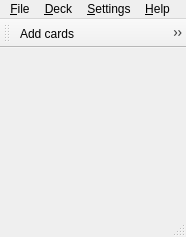
The window that mnemosyne/mnemosyne/pyqt_ui/main_window.ui (vasvlad/pomni) describes before a commit, drawn with Qt 5.
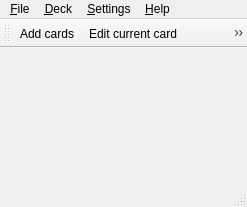
The same window after the commit. Icons and pictures are not drawn.

What changed in the file:
```diff
--- a/mnemosyne/mnemosyne/pyqt_ui/main_window.ui
+++ b/mnemosyne/mnemosyne/pyqt_ui/main_window.ui
@@ -5,8 +5,8 @@
    <rect>
     <x>0</x>
     <y>0</y>
-    <width>186</width>
-    <height>237</height>
+    <width>247</width>
+    <height>207</height>
    </rect>
   </property>
   <property name="sizePolicy" >
@@ -28,7 +28,7 @@
     <rect>
      <x>0</x>
      <y>0</y>
-     <width>186</width>
+     <width>247</width>
      <height>25</height>
     </rect>
    </property>
```
Left out of the diff: 23 changed lines with no effect on the pictures.
